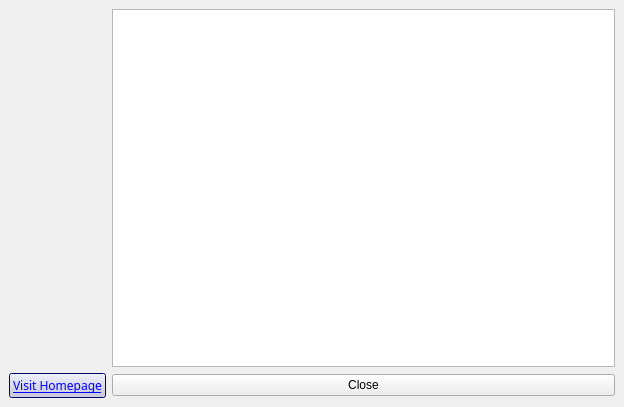
Qt form trunk/app/aboutdialog.ui (BackupTheBerlios/imagerocket-svn) before a commit.
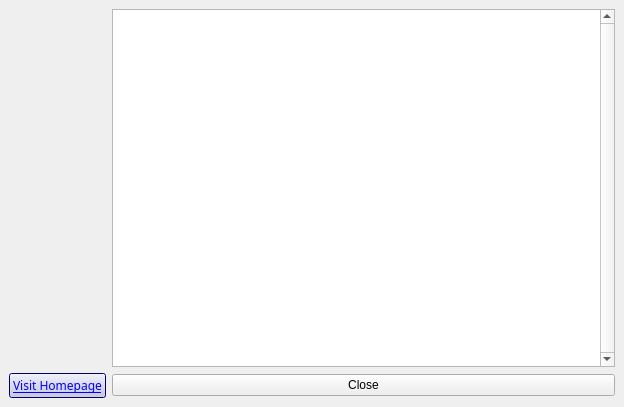
The same form after that commit. Icons and pictures are not drawn.

Commit message: Fixed bugs in file settings toolbar and in about dialog

```diff
--- a/trunk/app/aboutdialog.ui
+++ b/trunk/app/aboutdialog.ui
@@ -330,6 +330,12 @@
        <height>0</height>
       </size>
      </property>
+     <property name="verticalScrollBarPolicy" >
+      <enum>Qt::ScrollBarAlwaysOn</enum>
+     </property>
+     <property name="horizontalScrollBarPolicy" >
+      <enum>Qt::ScrollBarAsNeeded</enum>
+     </property>
      <property name="readOnly" >
       <bool>true</bool>
      </property>
```
Left out of the diff: 310 changed lines with no effect on the pictures. Lines whose indentation alone changed are shown as unchanged. The commit also changes 2 other files.
